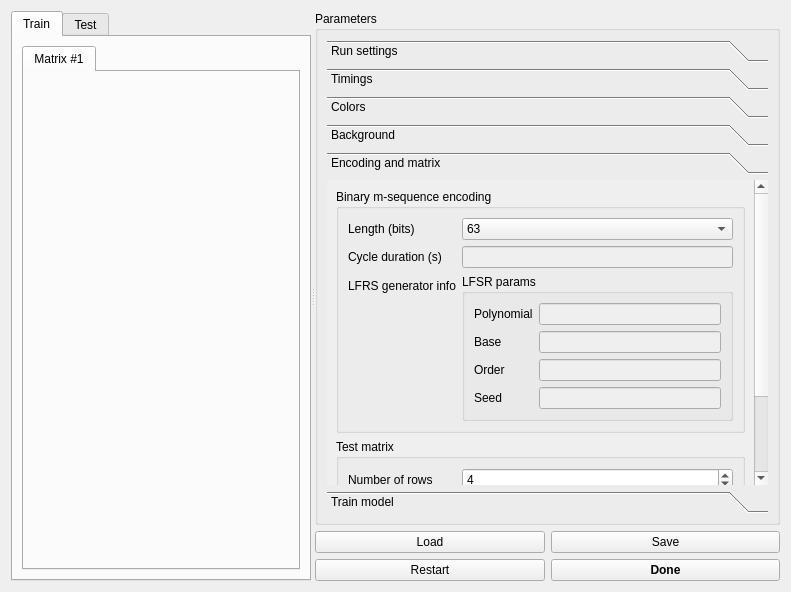
First picture: the form in config.ui, repository medusabci/app-cvep-speller, before the edit.
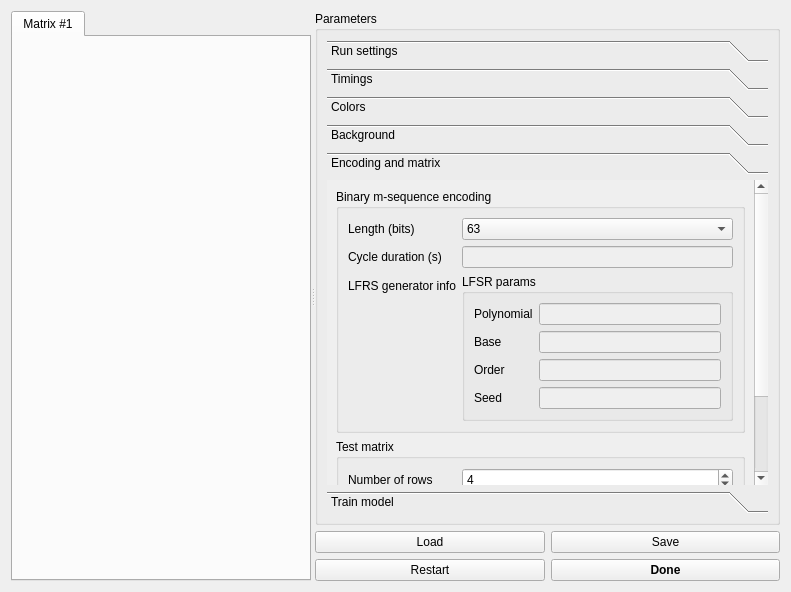
Second picture: the form after the edit. The open tabs and pages were chosen to show the change.

Commit message: Same train-test matrix

```diff
--- a/config.ui
+++ b/config.ui
@@ -13,6 +13,15 @@
   <property name="windowTitle">
    <string>Dialog</string>
   </property>
+  <property name="autoFillBackground">
+   <bool>false</bool>
+  </property>
+  <property name="sizeGripEnabled">
+   <bool>false</bool>
+  </property>
+  <property name="modal">
+   <bool>false</bool>
+  </property>
   <layout class="QVBoxLayout" name="verticalLayout_12">
    <item>
     <widget class="QSplitter" name="splitter">
@@ -43,41 +52,8 @@
       </property>
       <widget class="QWidget" name="widget_train_matrices">
        <attribute name="title">
-        <string>Train</string>
+        <string>Matrix #1</string>
        </attribute>
-       <layout class="QVBoxLayout" name="verticalLayout_7">
-        <item>
-         <widget class="QTabWidget" name="widget_nested_train">
-          <property name="currentIndex">
-           <number>0</number>
-          </property>
-          <widget class="QWidget" name="train_matrix_1">
-           <attribute name="title">
-            <string>Matrix #1</string>
-           </attribute>
-          </widget>
-         </widget>
-        </item>
-       </layout>
-      </widget>
-      <widget class="QWidget" name="widget_test_matrices">
-       <attribute name="title">
-        <string>Test</string>
-       </attribute>
-       <layout class="QVBoxLayout" name="verticalLayout_13">
-        <item>
-         <widget class="QTabWidget" name="widget_nested_test">
-          <property name="currentIndex">
-           <number>0</number>
-          </property>
-          <widget class="QWidget" name="test_matrix_1">
-           <attribute name="title">
-            <string>Matrix #1</string>
-           </attribute>
-          </widget>
-         </widget>
-        </item>
-       </layout>
       </widget>
      </widget>
      <widget class="QWidget" name="verticalLayoutWidget">
```
Left out of the diff: 12 changed lines with no effect on the pictures. The commit also changes 9037 other files.
